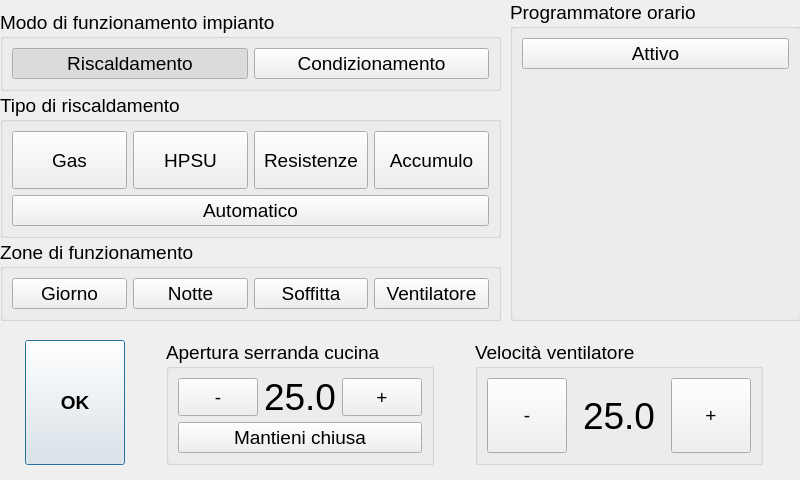
First picture: the form in dlg_control.ui, repository pillo79/home-control, before the edit.
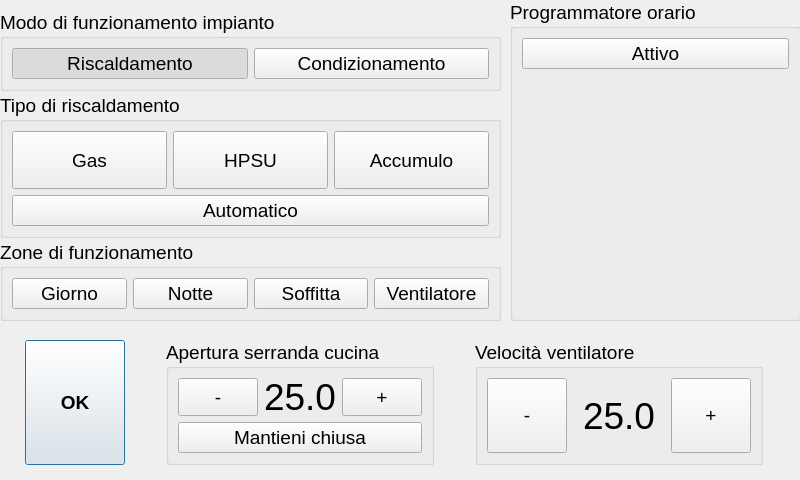
Second picture: the form after the edit.

Commit message: feat: rimuovi gestione resistenze

Patch:
```diff
--- a/dlg_control.ui
+++ b/dlg_control.ui
@@ -163,25 +163,6 @@
              </property>
             </widget>
            </item>
-           <item>
-            <widget class="QPushButton" name="pbRiscResistenze">
-             <property name="sizePolicy">
-              <sizepolicy hsizetype="Minimum" vsizetype="Minimum">
-               <horstretch>0</horstretch>
-               <verstretch>0</verstretch>
-              </sizepolicy>
-             </property>
-             <property name="text">
-              <string>Resistenze</string>
-             </property>
-             <property name="checkable">
-              <bool>true</bool>
-             </property>
-             <property name="autoExclusive">
-              <bool>false</bool>
-             </property>
-            </widget>
-           </item>
            <item>
             <widget class="QPushButton" name="pbTrasfAccumulo">
              <property name="sizePolicy">
```
The commit also changes 11 other files.
